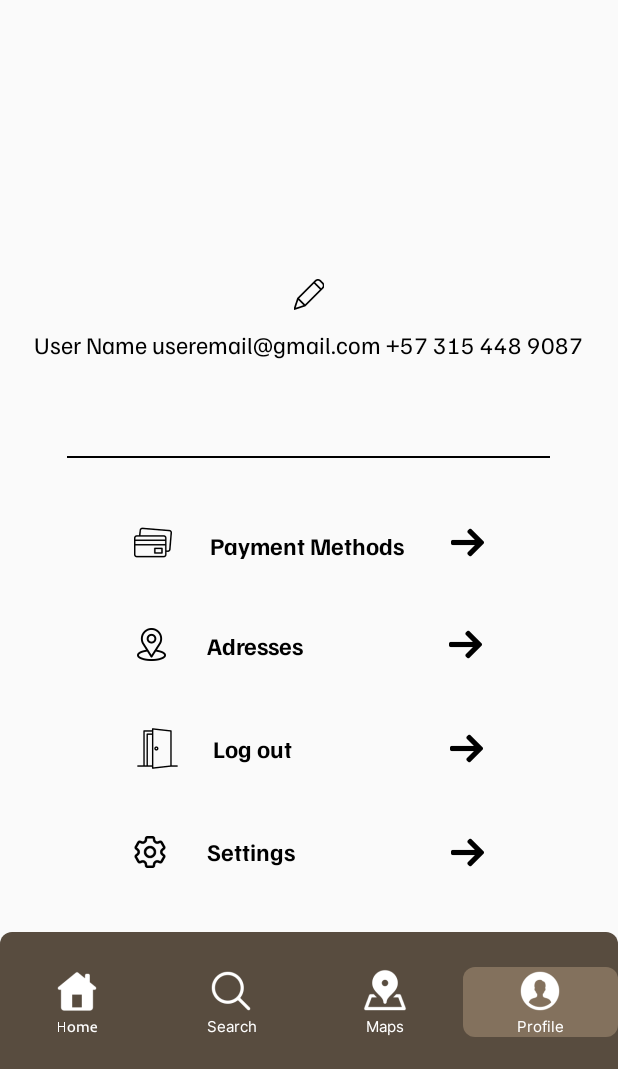
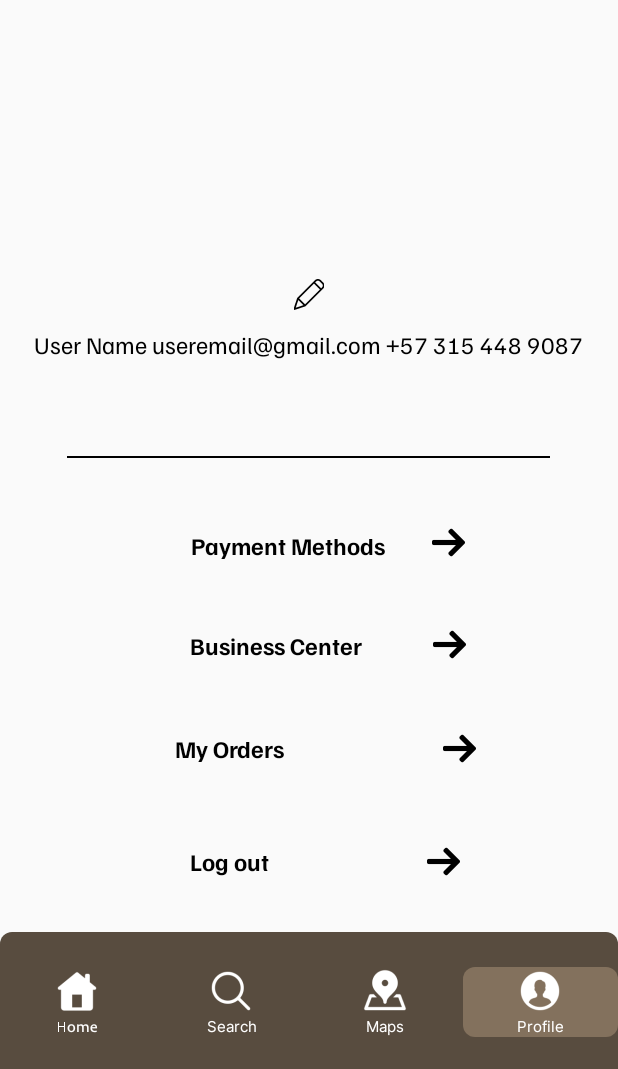
Before and after one commit to MOVILES-GRUPO36/5palas12-v2-Android, an Android app built with Jetpack Compose: the ProfileActivity screen opened directly, with no data from a screen before it, on a phone screen of 412 x 824 dp, the part 167-1236 px from its top. Run offline under Robolectric (Android 15) with nearby library versions, the phone set to English and light mode, and no system bars.

```diff
--- a/app/src/main/java/com/papigelvez/a5palas12/login/LoginActivity.kt
+++ b/app/src/main/java/com/papigelvez/a5palas12/login/LoginActivity.kt
@@ -1,7 +1,9 @@
 package com.papigelvez.a5palas12.login
 
+import android.content.Context
 import android.content.Intent
 import android.os.Bundle
+import android.text.InputFilter
 import android.widget.Toast
 import androidx.activity.ComponentActivity
 import androidx.activity.enableEdgeToEdge
@@ -20,6 +22,9 @@ class LoginActivity : AppCompatActivity() {
     private lateinit var binding: ActivityLoginBinding
     private lateinit var firebaseAuth: FirebaseAuth
 
+    private val sharedPreferences by lazy { getSharedPreferences("LoginCreds", Context.MODE_PRIVATE) }
+
+
     override fun onCreate(savedInstanceState: Bundle?) {
         super.onCreate(savedInstanceState)
 
@@ -30,12 +35,28 @@ class LoginActivity : AppCompatActivity() {
 
         firebaseAuth = FirebaseAuth.getInstance()
 
+        checkStoredCredentials()
+
         initUI()
 
         enableEdgeToEdge()
     }
 
+    //check if credentials are in SharedPreferences, if they are, redirect to HomeActivity
+    private fun checkStoredCredentials() {
+        val savedMail = sharedPreferences.getString("email", null)
+        val savedPassword = sharedPreferences.getString("password", null)
+
+        if (!savedMail.isNullOrEmpty() && !savedPassword.isNullOrEmpty()) {
+            val intent = Intent(this, HomeActivity::class.java)
+            startActivity(intent)
+            finish()
+        }
+    }
+
     private fun initUI() {
+        binding.etEmail.filters = arrayOf(InputFilter.LengthFilter(30))
+        binding.etPassword.filters = arrayOf(InputFilter.LengthFilter(30))
         initListeners()
     }
 
@@ -46,7 +67,7 @@ class LoginActivity : AppCompatActivity() {
         }
 
         binding.btnLogin.setOnClickListener {
-            val email = binding.etMail.text.toString()
+            val email = binding.etEmail.text.toString()
             val password = binding.etPassword.text.toString()
 
             if (email.isNotEmpty() && password.isNotEmpty()) {
@@ -54,8 +75,10 @@ class LoginActivity : AppCompatActivity() {
                 firebaseAuth.signInWithEmailAndPassword(email, password).addOnCompleteListener {
 
                     if (it.isSuccessful) {
+                        saveCredentials(email, password)
                         val intent = Intent(this, HomeActivity::class.java)
                         startActivity(intent)
+                        finish()
                     } else {
                         val exception = it.exception
                         val errorMessage = when (exception) {
@@ -71,4 +94,11 @@ class LoginActivity : AppCompatActivity() {
             }
         }
     }
+
+    private fun saveCredentials(email: String, password: String) {
+        val editor = sharedPreferences.edit()
+        editor.putString("email", email)
+        editor.putString("password", password)
+        editor.apply()
+    }
 }
--- a/app/src/main/java/com/papigelvez/a5palas12/profile/ProfileActivity.kt
+++ b/app/src/main/java/com/papigelvez/a5palas12/profile/ProfileActivity.kt
@@ -1,5 +1,6 @@
 package com.papigelvez.a5palas12.profile
 
+import android.content.Context
 import android.content.Intent
 import android.os.Bundle
 import androidx.activity.enableEdgeToEdge
@@ -9,12 +10,16 @@ import androidx.core.view.WindowInsetsCompat
 import com.papigelvez.a5palas12.R
 import com.papigelvez.a5palas12.databinding.ActivityProfileBinding
 import com.papigelvez.a5palas12.home.HomeActivity
+import com.papigelvez.a5palas12.login.LoginActivity
 import com.papigelvez.a5palas12.map.MapActivity
 import com.papigelvez.a5palas12.search.SearchActivity
 
 class ProfileActivity : AppCompatActivity() {
 
     private lateinit var binding: ActivityProfileBinding
+
+    private val sharedPreferences by lazy { getSharedPreferences("LoginCreds", Context.MODE_PRIVATE) }
+
 
     override fun onCreate(savedInstanceState: Bundle?) {
         super.onCreate(savedInstanceState)
@@ -44,5 +49,13 @@ class ProfileActivity : AppCompatActivity() {
             val intent = Intent(this, HomeActivity::class.java)
             startActivity(intent)
         }
+        binding.linearRowLogout.setOnClickListener {
+            val editor = sharedPreferences.edit()
+            editor.remove("email")
+            editor.remove("password")
+            editor.apply()
+            val intent = Intent(this, LoginActivity::class.java)
+            startActivity(intent)
+        }
     }
 }
--- a/app/src/main/res/layout/activity_login.xml
+++ b/app/src/main/res/layout/activity_login.xml
@@ -51,7 +51,7 @@
         <EditText
             android:background="@drawable/rectangle_border_blue_gray_400_radius_8"
             android:ellipsize="end" android:hint="@string/lbl_e_mail"
-            android:id="@+id/etMail" android:inputType="text"
+            android:id="@+id/etEmail" android:inputType="text"
             android:layout_height="wrap_content"
             android:layout_marginTop="@dimen/_85pxv"
             android:layout_width="match_parent"
--- a/app/src/main/res/layout/activity_profile.xml
+++ b/app/src/main/res/layout/activity_profile.xml
@@ -88,15 +88,6 @@
             android:gravity="center_vertical"
             android:orientation="horizontal">
 
-            <ImageView
-                android:id="@+id/imageCreditcardone"
-                android:layout_width="@dimen/_25pxh"
-                android:layout_height="@dimen/_22pxh"
-                android:layout_gravity="top"
-                android:scaleType="fitXY"
-                android:src="@drawable/img_credit_card_1"
-                tools:ignore="ContentDescription"
-                tools:src="@drawable/img_credit_card_1" />
 
             <TextView
                 android:id="@+id/txtPaymentmethods"
@@ -131,18 +122,8 @@
             android:gravity="center_vertical"
             android:orientation="horizontal">
 
-            <ImageView
-                android:id="@+id/imageLocationoneOne"
-                android:layout_width="@dimen/_22pxh"
-                android:layout_height="@dimen/_22pxh"
-                android:layout_gravity="center_vertical"
-                android:scaleType="fitXY"
-                android:src="@drawable/img_location_1"
-                tools:ignore="ContentDescription"
-                tools:src="@drawable/img_location_1" />
-
             <TextView
-                android:id="@+id/txtAdresses"
+                android:id="@+id/txtBusinessCenter"
                 style="@style/txtFamiljenGroteskbold16"
                 android:layout_width="wrap_content"
                 android:layout_height="wrap_content"
@@ -150,14 +131,14 @@
                 android:layout_marginStart="@dimen/_26pxh"
                 android:ellipsize="end"
                 android:singleLine="true"
-                android:text="@string/lbl_adresses" />
+                android:text="@string/lbl_business_center" />
 
             <ImageView
                 android:id="@+id/imageRightarrowtwo"
                 android:layout_width="@dimen/_22pxh"
                 android:layout_height="@dimen/_22pxh"
                 android:layout_gravity="center_vertical"
-                android:layout_marginStart="@dimen/_97pxh"
+                android:layout_marginStart="@dimen/_47pxh"
                 android:scaleType="fitXY"
                 android:src="@drawable/img_right_arrow_1"
                 tools:ignore="ContentDescription"
@@ -165,7 +146,7 @@
         </LinearLayout>
 
         <LinearLayout
-            android:id="@+id/linearRowdooroneOne"
+            android:id="@+id/linearRowOrders"
             android:layout_width="wrap_content"
             android:layout_height="wrap_content"
             android:layout_gravity="center"
@@ -173,15 +154,42 @@
             android:gravity="center_vertical"
             android:orientation="horizontal">
 
+            <TextView
+                android:id="@+id/txtOrders"
+                style="@style/txtFamiljenGroteskbold16"
+                android:layout_width="wrap_content"
+                android:layout_height="wrap_content"
+                android:layout_gravity="center"
+                android:layout_marginStart="@dimen/_22pxh"
+                android:ellipsize="end"
+                android:singleLine="true"
+                android:text="@string/lbl_my_orders" />
+
             <ImageView
-                android:id="@+id/imageDooroneOne"
-                android:layout_width="@dimen/_30pxh"
-                android:layout_height="@dimen/_34pxh"
+                android:id="@+id/imageRightarrowthree"
+                android:layout_width="@dimen/_22pxh"
+                android:layout_height="@dimen/_22pxh"
                 android:layout_gravity="center_vertical"
+                android:layout_marginStart="@dimen/_105pxh"
+                android:layout_marginTop="@dimen/_6pxv"
+                android:layout_marginBottom="@dimen/_6pxv"
                 android:scaleType="fitXY"
-                android:src="@drawable/img_door_1"
+                android:src="@drawable/img_right_arrow_1"
                 tools:ignore="ContentDescription"
-                tools:src="@drawable/img_door_1" />
+                tools:src="@drawable/img_right_arrow_1" />
+        </LinearLayout>
+
+        <LinearLayout
+            android:id="@+id/linearRowLogout"
+            android:layout_width="wrap_content"
+            android:layout_height="wrap_content"
+            android:layout_gravity="center"
+            android:layout_marginTop="@dimen/_41pxv"
+            android:focusable="true"
+            android:gravity="center_vertical"
+            android:orientation="horizontal"
+            android:clickable="true"
+            >
 
             <TextView
                 android:id="@+id/txtLogout"
@@ -195,7 +203,7 @@
                 android:text="@string/lbl_log_out" />
 
             <ImageView
-                android:id="@+id/imageRightarrowthree"
+                android:id="@+id/imageRightarrowfour"
                 android:layout_width="@dimen/_22pxh"
                 android:layout_height="@dimen/_22pxh"
                 android:layout_gravity="center_vertical"
@@ -218,16 +226,6 @@
             android:gravity="center_vertical"
             android:orientation="horizontal">
 
-            <ImageView
-                android:id="@+id/imageSettingoneOne"
-                android:layout_width="@dimen/_21pxh"
-                android:layout_height="@dimen/_21pxh"
-                android:layout_gravity="top"
-                android:scaleType="fitXY"
-                android:src="@drawable/img_setting_1"
-                tools:ignore="ContentDescription"
-                tools:src="@drawable/img_setting_1" />
-
             <TextView
                 android:id="@+id/txtSettings"
                 style="@style/txtFamiljenGroteskbold16"
@@ -241,7 +239,7 @@
                 android:text="@string/lbl_settings" />
 
             <ImageView
-                android:id="@+id/imageRightarrowfour"
+                android:id="@+id/imageRightarrowfive"
                 android:layout_width="@dimen/_22pxh"
                 android:layout_height="@dimen/_22pxh"
                 android:layout_gravity="top"
--- a/app/src/main/res/values/strings.xml
+++ b/app/src/main/res/values/strings.xml
@@ -99,7 +99,8 @@ Thank you for helping us on our mission to reduce food waste and enjoy amazing s
     <string name="lbl_burger">Burger</string>
     <string name="msg_chapinero_bogot">Chapinero, Bogot? D.C., Colombia </string>
     <string name="msg_price_cop_40_000">Price: COP $40.000</string>
-    <string name="lbl_adresses">Adresses</string>
+    <string name="lbl_business_center">Business Center</string>
+    <string name="lbl_my_orders">My Orders</string>
     <string name="msg_pick_up_time_10_00">Pick-up time: 10:00 p.m. - 10:30 p.m.</string>
     <string name="msg_we_curated_the_restaurants">We curated the restaurants selection based on your location and based on you, we hope you enjoy our picks!</string>
     <string name="msg_nearby_restaurants">This map displays all restaurants within 10km of your current location</string>
```
